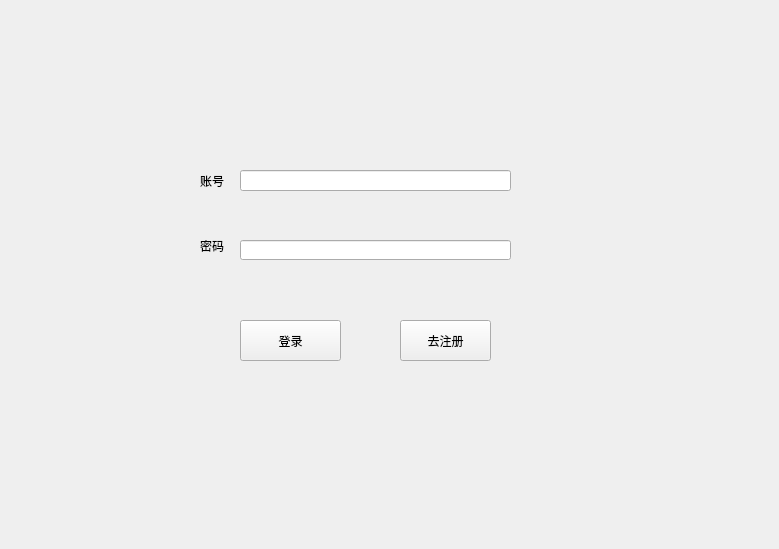
Before: the Qt Designer form YYFs-main/untitled2/widget.ui in Yyf020529/YYFs, drawn with Qt 5.
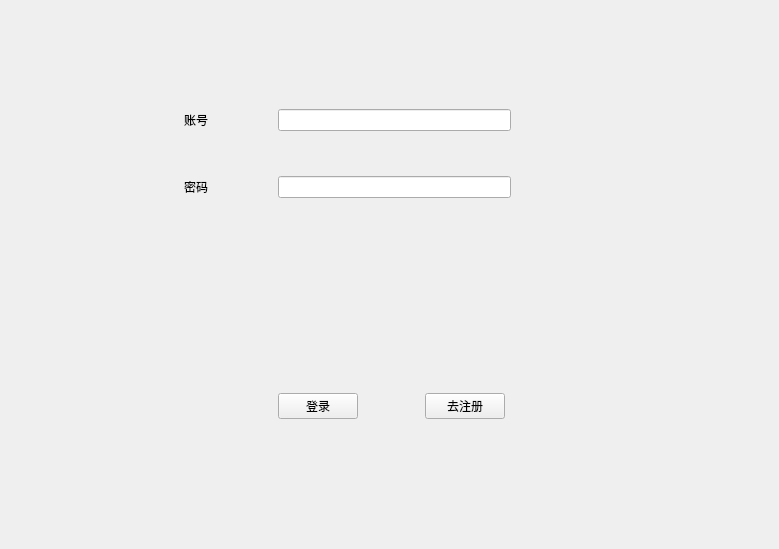
After: the same form once the commit is applied.

The edit to the form file:
```diff
--- a/YYFs-main/untitled2/widget.ui
+++ b/YYFs-main/untitled2/widget.ui
@@ -13,81 +13,280 @@
   <property name="windowTitle">
    <string>Widget</string>
   </property>
-  <widget class="QPushButton" name="pushButton">
-   <property name="geometry">
-    <rect>
-     <x>240</x>
-     <y>320</y>
-     <width>101</width>
-     <height>41</height>
-    </rect>
-   </property>
-   <property name="text">
-    <string>登录</string>
-   </property>
-  </widget>
-  <widget class="QLineEdit" name="zhanghao">
-   <property name="geometry">
-    <rect>
-     <x>240</x>
-     <y>170</y>
-     <width>271</width>
-     <height>21</height>
-    </rect>
-   </property>
-   <property name="text">
-    <string/>
-   </property>
-  </widget>
-  <widget class="QLabel" name="l_zhanghao">
-   <property name="geometry">
-    <rect>
-     <x>200</x>
-     <y>140</y>
-     <width>31</width>
-     <height>81</height>
-    </rect>
-   </property>
-   <property name="text">
-    <string>账号</string>
-   </property>
-  </widget>
-  <widget class="QLabel" name="l_mima">
-   <property name="geometry">
-    <rect>
-     <x>200</x>
-     <y>240</y>
-     <width>54</width>
-     <height>12</height>
-    </rect>
-   </property>
-   <property name="text">
-    <string>密码</string>
-   </property>
-  </widget>
-  <widget class="QLineEdit" name="mima">
-   <property name="geometry">
-    <rect>
-     <x>240</x>
-     <y>240</y>
-     <width>271</width>
-     <height>20</height>
-    </rect>
-   </property>
-  </widget>
-  <widget class="QPushButton" name="pushButton_2">
-   <property name="geometry">
-    <rect>
-     <x>400</x>
-     <y>320</y>
-     <width>91</width>
-     <height>41</height>
-    </rect>
-   </property>
-   <property name="text">
-    <string>去注册</string>
-   </property>
-  </widget>
+  <layout class="QGridLayout" name="gridLayout">
+   <item row="0" column="1">
+    <spacer name="verticalSpacer_7">
+     <property name="orientation">
+      <enum>Qt::Vertical</enum>
+     </property>
+     <property name="sizeHint" stdset="0">
+      <size>
+       <width>20</width>
+       <height>100</height>
+      </size>
+     </property>
+    </spacer>
+   </item>
+   <item row="0" column="4">
+    <spacer name="verticalSpacer">
+     <property name="orientation">
+      <enum>Qt::Vertical</enum>
+     </property>
+     <property name="sizeHint" stdset="0">
+      <size>
+       <width>20</width>
+       <height>100</height>
+      </size>
+     </property>
+    </spacer>
+   </item>
+   <item row="1" column="0">
+    <spacer name="horizontalSpacer">
+     <property name="orientation">
+      <enum>Qt::Horizontal</enum>
+     </property>
+     <property name="sizeHint" stdset="0">
+      <size>
+       <width>168</width>
+       <height>20</height>
+      </size>
+     </property>
+    </spacer>
+   </item>
+   <item row="1" column="1">
+    <widget class="QLabel" name="l_zhanghao">
+     <property name="text">
+      <string>账号</string>
+     </property>
+    </widget>
+   </item>
+   <item row="1" column="2">
+    <spacer name="horizontalSpacer_2">
+     <property name="orientation">
+      <enum>Qt::Horizontal</enum>
+     </property>
+     <property name="sizeHint" stdset="0">
+      <size>
+       <width>57</width>
+       <height>20</height>
+      </size>
+     </property>
+    </spacer>
+   </item>
+   <item row="1" column="3" colspan="4">
+    <widget class="QLineEdit" name="zhanghao">
+     <property name="text">
+      <string/>
+     </property>
+    </widget>
+   </item>
+   <item row="1" column="7">
+    <spacer name="horizontalSpacer_3">
+     <property name="orientation">
+      <enum>Qt::Horizontal</enum>
+     </property>
+     <property name="sizeHint" stdset="0">
+      <size>
+       <width>252</width>
+       <height>20</height>
+      </size>
+     </property>
+    </spacer>
+   </item>
+   <item row="2" column="1">
+    <spacer name="verticalSpacer_8">
+     <property name="orientation">
+      <enum>Qt::Vertical</enum>
+     </property>
+     <property name="sizeHint" stdset="0">
+      <size>
+       <width>20</width>
+       <height>28</height>
+      </size>
+     </property>
+    </spacer>
+   </item>
+   <item row="2" column="4" rowspan="2">
+    <spacer name="verticalSpacer_2">
+     <property name="orientation">
+      <enum>Qt::Vertical</enum>
+     </property>
+     <property name="sizeHint" stdset="0">
+      <size>
+       <width>20</width>
+       <height>3</height>
+      </size>
+     </property>
+    </spacer>
+   </item>
+   <item row="3" column="0" rowspan="2">
+    <spacer name="horizontalSpacer_4">
+     <property name="orientation">
+      <enum>Qt::Horizontal</enum>
+     </property>
+     <property name="sizeHint" stdset="0">
+      <size>
+       <width>168</width>
+       <height>20</height>
+      </size>
+     </property>
+    </spacer>
+   </item>
+   <item row="4" column="1">
+    <widget class="QLabel" name="l_mima">
+     <property name="text">
+      <string>密码</string>
+     </property>
+    </widget>
+   </item>
+   <item row="4" column="2">
+    <spacer name="horizontalSpacer_5">
+     <property name="orientation">
+      <enum>Qt::Horizontal</enum>
+     </property>
+     <property name="sizeHint" stdset="0">
+      <size>
+       <width>57</width>
+       <height>20</height>
+      </size>
+     </property>
+    </spacer>
+   </item>
+   <item row="4" column="3" colspan="4">
+    <widget class="QLineEdit" name="mima"/>
+   </item>
+   <item row="4" column="7">
+    <spacer name="horizontalSpacer_6">
+     <property name="orientation">
+      <enum>Qt::Horizontal</enum>
+     </property>
+     <property name="sizeHint" stdset="0">
+      <size>
+       <width>252</width>
+       <height>20</height>
+      </size>
+     </property>
+    </spacer>
+   </item>
+   <item row="5" column="1" rowspan="2">
+    <spacer name="verticalSpacer_9">
+     <property name="orientation">
+      <enum>Qt::Vertical</enum>
+     </property>
+     <property name="sizeHint" stdset="0">
+      <size>
+       <width>20</width>
+       <height>191</height>
+      </size>
+     </property>
+    </spacer>
+   </item>
+   <item row="5" column="3">
+    <spacer name="verticalSpacer_3">
+     <property name="orientation">
+      <enum>Qt::Vertical</enum>
+     </property>
+     <property name="sizeHint" stdset="0">
+      <size>
+       <width>20</width>
+       <height>185</height>
+      </size>
+     </property>
+    </spacer>
+   </item>
+   <item row="5" column="5">
+    <spacer name="verticalSpacer_4">
+     <property name="orientation">
+      <enum>Qt::Vertical</enum>
+     </property>
+     <property name="sizeHint" stdset="0">
+      <size>
+       <width>20</width>
+       <height>185</height>
+      </size>
+     </property>
+    </spacer>
+   </item>
+   <item row="6" column="3" rowspan="3">
+    <widget class="QPushButton" name="pushButton">
+     <property name="text">
+      <string>登录</string>
+     </property>
+    </widget>
+   </item>
+   <item row="6" column="5" rowspan="3">
+    <widget class="QPushButton" name="pushButton_2">
+     <property name="text">
+      <string>去注册</string>
+     </property>
+    </widget>
+   </item>
+   <item row="7" column="0" colspan="3">
+    <spacer name="horizontalSpacer_7">
+     <property name="orientation">
+      <enum>Qt::Horizontal</enum>
+     </property>
+     <property name="sizeHint" stdset="0">
+      <size>
+       <width>264</width>
+       <height>20</height>
+      </size>
+     </property>
+    </spacer>
+   </item>
+   <item row="7" column="4">
+    <spacer name="horizontalSpacer_8">
+     <property name="orientation">
+      <enum>Qt::Horizontal</enum>
+     </property>
+     <property name="sizeHint" stdset="0">
+      <size>
+       <width>56</width>
+       <height>20</height>
+      </size>
+     </property>
+    </spacer>
+   </item>
+   <item row="7" column="6" colspan="2">
+    <spacer name="horizontalSpacer_9">
+     <property name="orientation">
+      <enum>Qt::Horizontal</enum>
+     </property>
+     <property name="sizeHint" stdset="0">
+      <size>
+       <width>258</width>
+       <height>20</height>
+      </size>
+     </property>
+    </spacer>
+   </item>
+   <item row="9" column="3">
+    <spacer name="verticalSpacer_5">
+     <property name="orientation">
+      <enum>Qt::Vertical</enum>
+     </property>
+     <property name="sizeHint" stdset="0">
+      <size>
+       <width>20</width>
+       <height>120</height>
+      </size>
+     </property>
+    </spacer>
+   </item>
+   <item row="9" column="5">
+    <spacer name="verticalSpacer_6">
+     <property name="orientation">
+      <enum>Qt::Vertical</enum>
+     </property>
+     <property name="sizeHint" stdset="0">
+      <size>
+       <width>20</width>
+       <height>120</height>
+      </size>
+     </property>
+    </spacer>
+   </item>
+  </layout>
  </widget>
  <resources/>
  <connections/>
```
